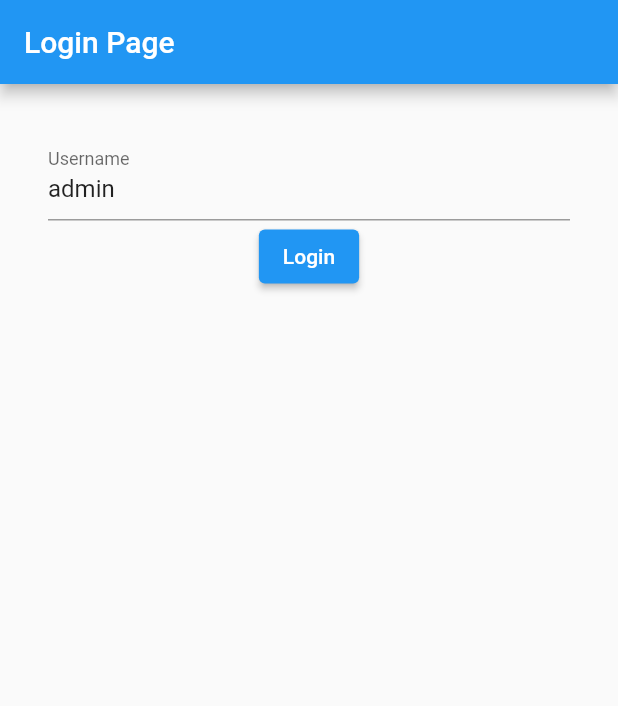
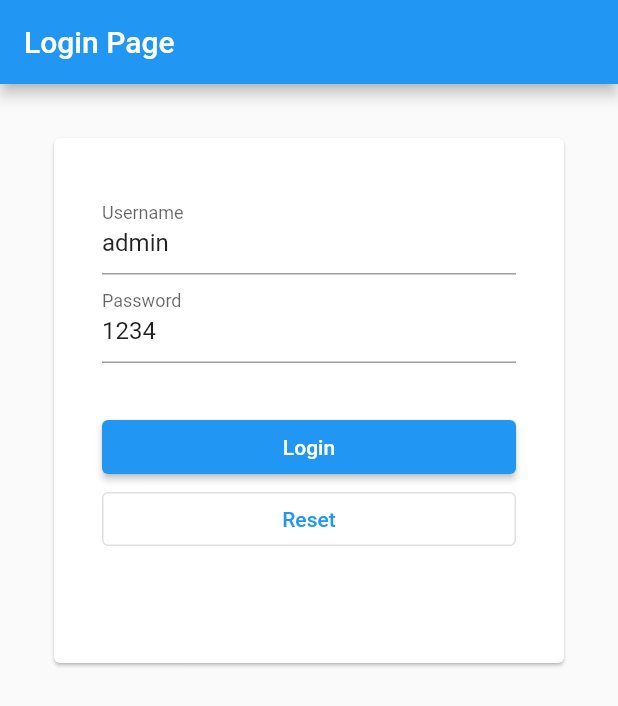
Before and after one commit to Boonyarit-siol/Demo, a Flutter app: the screen it shows after launch, after a tap on "Login", on a phone screen of 412 x 824 dp. Shown: the top 706 px of the screen. Run offline on Flutter 3.47's test engine with Material 2 defaults, Android fonts, the phone set to English and light mode, and no system bars.

Commit message:
update , Username & Password

```diff
--- a/lib/src/pages/login/login_page.dart
+++ b/lib/src/pages/login/login_page.dart
@@ -10,12 +10,13 @@ class LoginPage extends StatefulWidget {
 class _LoginPageState extends State<LoginPage> {
   // ค่า final คือ ตัวเเปรที่เเก้ไขค่าของตัวเเปรไม่ได้//
   final _usernameController = TextEditingController();
-
+  final _passwordController = TextEditingController();
   @override
   void initState() {
     // TODO: implement initState
     super.initState();
     _usernameController.text = "admin";
+    _passwordController.text = "1234";
   }
 
   @override
@@ -28,20 +29,57 @@ class _LoginPageState extends State<LoginPage> {
           width: double.infinity,
           child: Padding(
             padding: const EdgeInsets.all(32.0),
-            child: Column(
-              children: [
-                TextField(
-                  controller: _usernameController,
-                  decoration: InputDecoration(labelText: "Username"),
-                ),
-                ElevatedButton(
-                    onPressed: () {
-                      print("Dev: Login");
-                    },
-                    child: Text("Login"))
-              ],
+            child: Card(
+              child : Container(
+              padding: const EdgeInsets.all(32),
+              height: 350,
+              child: Column(
+                // ยืดปุ่ม login & reset
+                crossAxisAlignment: CrossAxisAlignment.stretch,
+                children: [
+                  ..._buildTextFields(),
+                  SizedBox(
+                    height: 32,
+                  ),
+                  ..._buildButtons()
+                ], // ...เพื่อถอด array ออกมา],
+              )
+              ),
             ),
           )),
     );
   }
+
+  void _handaleClickLogin() {
+    print(
+        "Dev:Login with ${_usernameController.text}, ${_passwordController.text}) ");
+  }
+
+  void _handaleClickReset() {
+    _usernameController.text = "";
+    _passwordController.text = "";
+  }
+
+  _buildTextFields() {
+    return [
+      TextField(
+        controller: _usernameController,
+        decoration: InputDecoration(labelText: "Username"),
+      ),
+      TextField(
+        controller: _passwordController,
+        decoration: InputDecoration(labelText: "Password"),
+      ),
+    ];
+  }
+
+  _buildButtons() {
+    return [
+      ElevatedButton(
+        onPressed: _handaleClickLogin,
+        child: Text("Login"),
+      ),
+      OutlinedButton(onPressed: _handaleClickReset, child: Text("Reset"))
+    ];
+  }
 }
```
